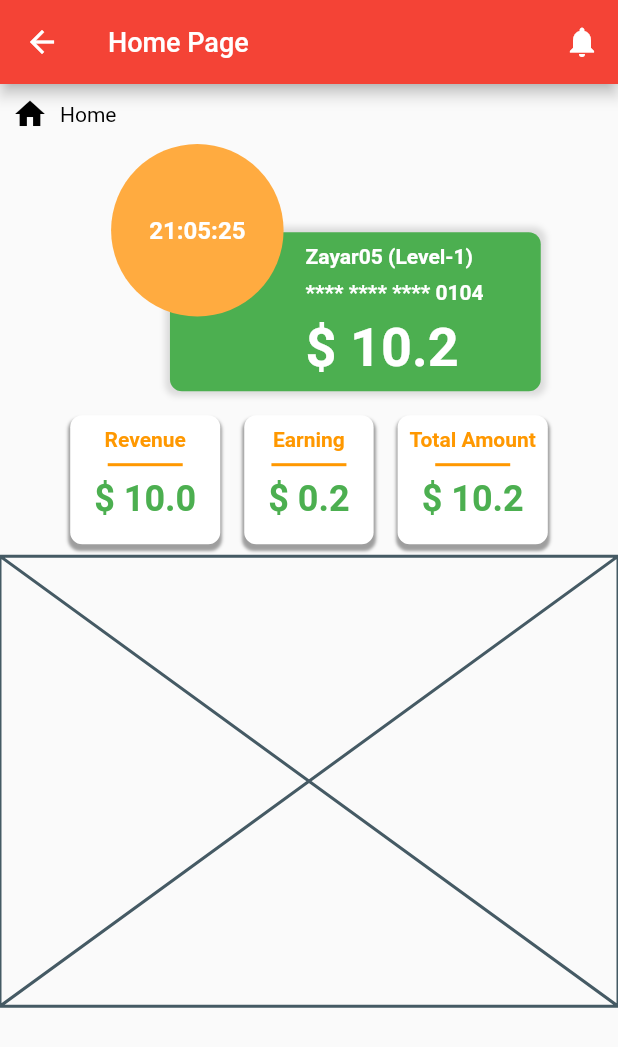
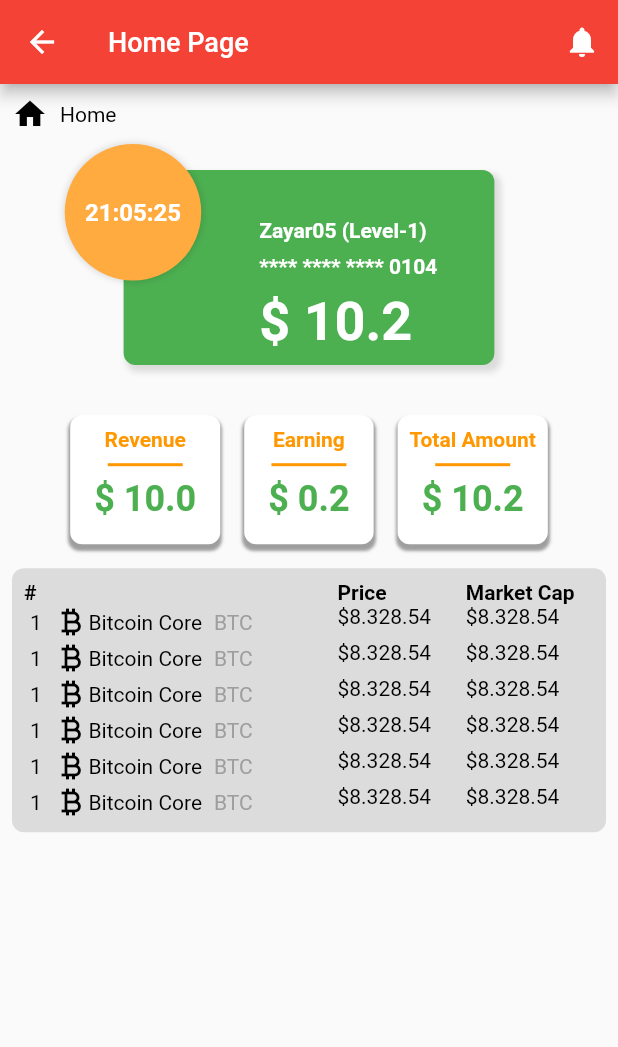
Before and after one commit to mmsoftware100/flutter-backbone, a Flutter app: the HomePage screen opened by its route, on a phone screen of 412 x 824 dp. Shown: the top 1047 px of the screen. Run offline on Flutter 3.47's test engine with Material 2 defaults, Android fonts, the phone set to English and light mode, and no system bars; our stand-ins replace dartz, dio, equatable, flutter_local_notifications, flutter_spinkit, get_it and 1 more; missing offline and left inert: encrypt; accounts and stored records are empty; project files that could hold a hidden picture were left out.

Commit message:
basic ui added

```diff
--- a/lib/features/presentation/pages/home_page.dart
+++ b/lib/features/presentation/pages/home_page.dart
@@ -160,19 +160,22 @@ class _HomePageState extends State<HomePage> {
         color: Colors.transparent
       ),
       child: Stack(
+        alignment: Alignment.center,
         children: [
           Container(
-            width: MediaQuery.of(context).size.width * 0.75,
+            width: MediaQuery.of(context).size.width * 0.90,
             height: MediaQuery.of(context).size.height * 0.2,
+            color: Colors.transparent,
           ),
           Positioned(
-              right: 0,
-              bottom: 0,
+              //right: 0,
+              //bottom: 0,
               child: _creditCard()
           ),
           Positioned(
-              child: _timeCircleCard()
-          ),
+              left: 0,
+              top: 0,
+              child: _timeCircleCard()),
         ],
       ),
     );
@@ -180,10 +183,13 @@ class _HomePageState extends State<HomePage> {
 
   Widget _timeCircleCard(){
     return Container(
-      padding: EdgeInsets.all(48.0),
+      padding: EdgeInsets.all(36.0),
       decoration: BoxDecoration(
         color: Colors.orangeAccent,
-        shape: BoxShape.circle
+        shape: BoxShape.circle,
+          boxShadow: [
+          BoxShadow(blurRadius: 3.0, spreadRadius: 1.0, color: Colors.black12, offset: Offset(0,0))
+        ]
       ),
       child: Text("21:05:25", style: TextStyle(fontSize: 16, color: Colors.white, fontWeight: FontWeight.bold),),
     );
@@ -196,7 +202,7 @@ class _HomePageState extends State<HomePage> {
           color: Colors.green,
           borderRadius: BorderRadius.circular(8.0),
           boxShadow: [
-            BoxShadow(blurRadius: 3.0, spreadRadius: 3.0, color: Colors.black12, offset: Offset(0,0))
+            BoxShadow(blurRadius: 3.0, spreadRadius: 1.0, color: Colors.black12, offset: Offset(3,3))
           ]
       ),
       child: Row(
@@ -215,6 +221,8 @@ class _HomePageState extends State<HomePage> {
               child: Column(
                 crossAxisAlignment: CrossAxisAlignment.start,
                 children: [
+
+                  SizedBox(height: 24.0,),
                   Text("Zayar05 (Level-1)", style: TextStyle(color: Colors.white, fontWeight: FontWeight.bold),),
                   SizedBox(height: 8.0,),
                   Text("**** **** **** 0104", style: TextStyle(color: Colors.white, fontWeight: FontWeight.bold),),
@@ -264,6 +272,56 @@ class _HomePageState extends State<HomePage> {
     );
   }
   Widget _dataTable(){
-    return Placeholder(fallbackHeight: 300,);
+    return Container(
+      margin: EdgeInsets.all(8.0),
+      padding: EdgeInsets.all(8.0),
+      decoration: BoxDecoration(
+        color: Colors.black12,
+        borderRadius: BorderRadius.circular(8.0)
+      ),
+      child: Table(
+        columnWidths: {
+          0: FractionColumnWidth(0.05),
+          1: FractionColumnWidth(0.5),
+        },
+        children: [
+          TableRow(
+              children: [
+                Text("#", style: TextStyle(fontWeight: FontWeight.bold),),
+                Text(""),
+                Text("Price", style: TextStyle(fontWeight: FontWeight.bold),),
+                Text("Market Cap", style: TextStyle(fontWeight: FontWeight.bold),)
+              ]
+          ),
+          _dataTableRow(),
+          _dataTableRow(),
+          _dataTableRow(),
+          _dataTableRow(),
+          _dataTableRow(),
+          _dataTableRow(),
+        ],
+      ),
+    );
+  }
+
+  TableRow _dataTableRow(){
+    return TableRow(
+          children: [
+            Padding(
+              padding: const EdgeInsets.all(4.0),
+              child: Text("1"),
+            ),
+            Row(
+              children: [
+                Icon(Icons.currency_bitcoin),
+                Text("Bitcoin Core"),
+                SizedBox(width: 8.0,),
+                Text("BTC", style: TextStyle(color: Colors.grey),),
+              ],
+            ),
+            Text("\$8.328.54"),
+            Text("\$8.328.54"),
+          ]
+      );
   }
 }
--- a/pubspec.yaml
+++ b/pubspec.yaml
@@ -115,6 +115,7 @@ dependencies:
   encrypt: ^5.0.0
   #secure_content: ^0.0.11
   fluttertoast: ^8.2.1
+  persistent_bottom_nav_bar: ^5.0.2
 
 dependency_overrides:
   firebase_core_platform_interface: 4.5.1
```
Also changed, not shown: pubspec.lock.
